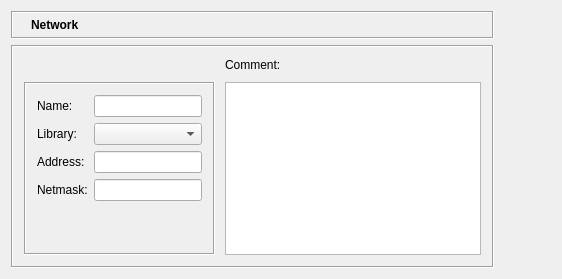
Qt form src/gui/networkdialog_q.ui (fwbuilder/fwbuilder) before a commit.
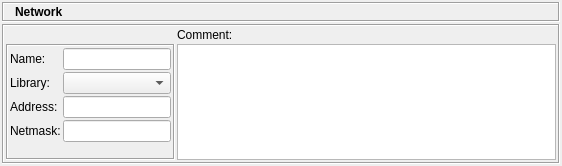
The same form after that commit. Icons and pictures are not drawn.

```diff
--- a/src/gui/networkdialog_q.ui
+++ b/src/gui/networkdialog_q.ui
@@ -9,13 +9,11 @@
     <x>0</x>
     <y>0</y>
     <width>562</width>
-    <height>279</height>
+    <height>166</height>
    </rect>
   </property>
   <property name="sizePolicy" >
-   <sizepolicy>
-    <hsizetype>1</hsizetype>
-    <vsizetype>1</vsizetype>
+   <sizepolicy vsizetype="Minimum" hsizetype="Minimum" >
     <horstretch>0</horstretch>
     <verstretch>0</verstretch>
    </sizepolicy>
@@ -24,11 +22,23 @@
    <string>Network</string>
   </property>
   <layout class="QGridLayout" >
-   <property name="margin" >
-    <number>11</number>
+   <property name="leftMargin" >
+    <number>2</number>
    </property>
-   <property name="spacing" >
-    <number>6</number>
+   <property name="topMargin" >
+    <number>2</number>
+   </property>
+   <property name="rightMargin" >
+    <number>2</number>
+   </property>
+   <property name="bottomMargin" >
+    <number>2</number>
+   </property>
+   <property name="horizontalSpacing" >
+    <number>2</number>
+   </property>
+   <property name="verticalSpacing" >
+    <number>2</number>
    </property>
    <item row="0" column="0" >
     <layout class="QVBoxLayout" >
@@ -36,18 +46,34 @@
       <number>0</number>
      </property>
      <property name="spacing" >
-      <number>6</number>
+      <number>2</number>
+     </property>
+     <property name="leftMargin" >
+      <number>0</number>
+     </property>
+     <property name="topMargin" >
+      <number>0</number>
+     </property>
+     <property name="rightMargin" >
+      <number>0</number>
+     </property>
+     <property name="bottomMargin" >
+      <number>0</number>
      </property>
      <item>
       <widget class="QFrame" name="frame3" >
        <property name="sizePolicy" >
-        <sizepolicy>
-         <hsizetype>5</hsizetype>
-         <vsizetype>0</vsizetype>
+        <sizepolicy vsizetype="Fixed" hsizetype="Preferred" >
          <horstretch>0</horstretch>
          <verstretch>0</verstretch>
         </sizepolicy>
        </property>
+       <property name="minimumSize" >
+        <size>
+         <width>16</width>
+         <height>20</height>
+        </size>
+       </property>
        <property name="frameShape" >
         <enum>QFrame::Box</enum>
        </property>
@@ -55,14 +81,32 @@
         <enum>QFrame::Sunken</enum>
        </property>
        <layout class="QGridLayout" >
-        <property name="margin" >
-         <number>5</number>
+        <property name="leftMargin" >
+         <number>2</number>
         </property>
-        <property name="spacing" >
-         <number>6</number>
+        <property name="topMargin" >
+         <number>2</number>
+        </property>
+        <property name="rightMargin" >
+         <number>2</number>
+        </property>
+        <property name="bottomMargin" >
+         <number>2</number>
+        </property>
+        <property name="horizontalSpacing" >
+         <number>2</number>
+        </property>
+        <property name="verticalSpacing" >
+         <number>2</number>
         </property>
         <item row="0" column="1" >
          <widget class="QLabel" name="editorTitle" >
+          <property name="sizePolicy" >
+           <sizepolicy vsizetype="Fixed" hsizetype="Preferred" >
+            <horstretch>0</horstretch>
+            <verstretch>0</verstretch>
+           </sizepolicy>
+          </property>
           <property name="font" >
            <font>
             <weight>75</weight>
@@ -86,9 +130,7 @@
         <item row="0" column="0" >
          <widget class="QLabel" name="pixmapLabel1" >
           <property name="sizePolicy" >
-           <sizepolicy>
-            <hsizetype>0</hsizetype>
-            <vsizetype>0</vsizetype>
+           <sizepolicy vsizetype="Fixed" hsizetype="Fixed" >
             <horstretch>0</horstretch>
             <verstretch>0</verstretch>
            </sizepolicy>
@@ -110,9 +152,7 @@
      <item>
       <widget class="QFrame" name="frame7" >
        <property name="sizePolicy" >
-        <sizepolicy>
-         <hsizetype>7</hsizetype>
-         <vsizetype>7</vsizetype>
+        <sizepolicy vsizetype="Expanding" hsizetype="Expanding" >
          <horstretch>0</horstretch>
          <verstretch>0</verstretch>
         </sizepolicy>
@@ -124,18 +164,28 @@
         <enum>QFrame::Sunken</enum>
        </property>
        <layout class="QGridLayout" >
-        <property name="margin" >
-         <number>11</number>
+        <property name="leftMargin" >
+         <number>2</number>
         </property>
-        <property name="spacing" >
-         <number>10</number>
+        <property name="topMargin" >
+         <number>2</number>
+        </property>
+        <property name="rightMargin" >
+         <number>2</number>
+        </property>
+        <property name="bottomMargin" >
+         <number>2</number>
+        </property>
+        <property name="horizontalSpacing" >
+         <number>2</number>
+        </property>
+        <property name="verticalSpacing" >
+         <number>2</number>
         </property>
         <item row="1" column="1" >
          <widget class="QTextEdit" name="comment" >
           <property name="sizePolicy" >
-           <sizepolicy>
-            <hsizetype>7</hsizetype>
-            <vsizetype>7</vsizetype>
+           <sizepolicy vsizetype="Expanding" hsizetype="Expanding" >
             <horstretch>0</horstretch>
             <verstretch>100</verstretch>
            </sizepolicy>
@@ -161,22 +211,6 @@
           </property>
          </widget>
         </item>
-        <item row="1" column="2" >
-         <spacer>
-          <property name="orientation" >
-           <enum>Qt::Horizontal</enum>
-          </property>
-          <property name="sizeType" >
-           <enum>QSizePolicy::Expanding</enum>
-          </property>
-          <property name="sizeHint" >
-           <size>
-            <width>0</width>
-            <height>20</height>
-           </size>
-          </property>
-         </spacer>
-        </item>
         <item row="1" column="0" >
          <widget class="QFrame" name="frame50" >
           <property name="frameShape" >
@@ -186,11 +220,23 @@
            <enum>QFrame::Sunken</enum>
           </property>
           <layout class="QGridLayout" >
-           <property name="margin" >
-            <number>11</number>
+           <property name="leftMargin" >
+            <number>2</number>
            </property>
-           <property name="spacing" >
-            <number>6</number>
+           <property name="topMargin" >
+            <number>2</number>
+           </property>
+           <property name="rightMargin" >
+            <number>2</number>
+           </property>
+           <property name="bottomMargin" >
+            <number>2</number>
+           </property>
+           <property name="horizontalSpacing" >
+            <number>2</number>
+           </property>
+           <property name="verticalSpacing" >
+            <number>2</number>
            </property>
            <item row="4" column="1" >
             <spacer>
@@ -198,12 +244,12 @@
               <enum>Qt::Vertical</enum>
              </property>
              <property name="sizeType" >
-              <enum>QSizePolicy::Expanding</enum>
+              <enum>QSizePolicy::MinimumExpanding</enum>
              </property>
              <property name="sizeHint" >
               <size>
                <width>20</width>
-               <height>20</height>
+               <height>5</height>
               </size>
              </property>
             </spacer>
@@ -241,9 +287,7 @@
            <item row="2" column="1" >
             <widget class="QLineEdit" name="address" >
              <property name="sizePolicy" >
-              <sizepolicy>
-               <hsizetype>5</hsizetype>
-               <vsizetype>0</vsizetype>
+              <sizepolicy vsizetype="Fixed" hsizetype="Preferred" >
                <horstretch>0</horstretch>
                <verstretch>0</verstretch>
               </sizepolicy>
@@ -253,9 +297,7 @@
            <item row="3" column="1" >
             <widget class="QLineEdit" name="netmask" >
              <property name="sizePolicy" >
-              <sizepolicy>
-               <hsizetype>5</hsizetype>
-               <vsizetype>0</vsizetype>
+              <sizepolicy vsizetype="Fixed" hsizetype="Preferred" >
                <horstretch>0</horstretch>
                <verstretch>0</verstretch>
               </sizepolicy>
@@ -275,9 +317,7 @@
            <item row="0" column="1" >
             <widget class="QLineEdit" name="obj_name" >
              <property name="sizePolicy" >
-              <sizepolicy>
-               <hsizetype>5</hsizetype>
-               <vsizetype>0</vsizetype>
+              <sizepolicy vsizetype="Fixed" hsizetype="Preferred" >
                <horstretch>0</horstretch>
                <verstretch>0</verstretch>
               </sizepolicy>
@@ -287,9 +327,7 @@
            <item row="1" column="1" >
             <widget class="QComboBox" name="libs" >
              <property name="sizePolicy" >
-              <sizepolicy>
-               <hsizetype>5</hsizetype>
-               <vsizetype>0</vsizetype>
+              <sizepolicy vsizetype="Fixed" hsizetype="Preferred" >
                <horstretch>0</horstretch>
                <verstretch>0</verstretch>
               </sizepolicy>
@@ -304,26 +342,9 @@
      </item>
     </layout>
    </item>
-   <item row="0" column="1" >
-    <spacer>
-     <property name="orientation" >
-      <enum>Qt::Horizontal</enum>
-     </property>
-     <property name="sizeType" >
-      <enum>QSizePolicy::Expanding</enum>
-     </property>
-     <property name="sizeHint" >
-      <size>
-       <width>40</width>
-       <height>20</height>
-      </size>
-     </property>
-    </spacer>
-   </item>
   </layout>
  </widget>
- <layoutdefault spacing="6" margin="11" />
- <pixmapfunction></pixmapfunction>
+ <layoutdefault spacing="2" margin="2" />
  <tabstops>
   <tabstop>obj_name</tabstop>
   <tabstop>libs</tabstop>
```
Left out of the diff: 3 changed lines with no effect on the pictures.
